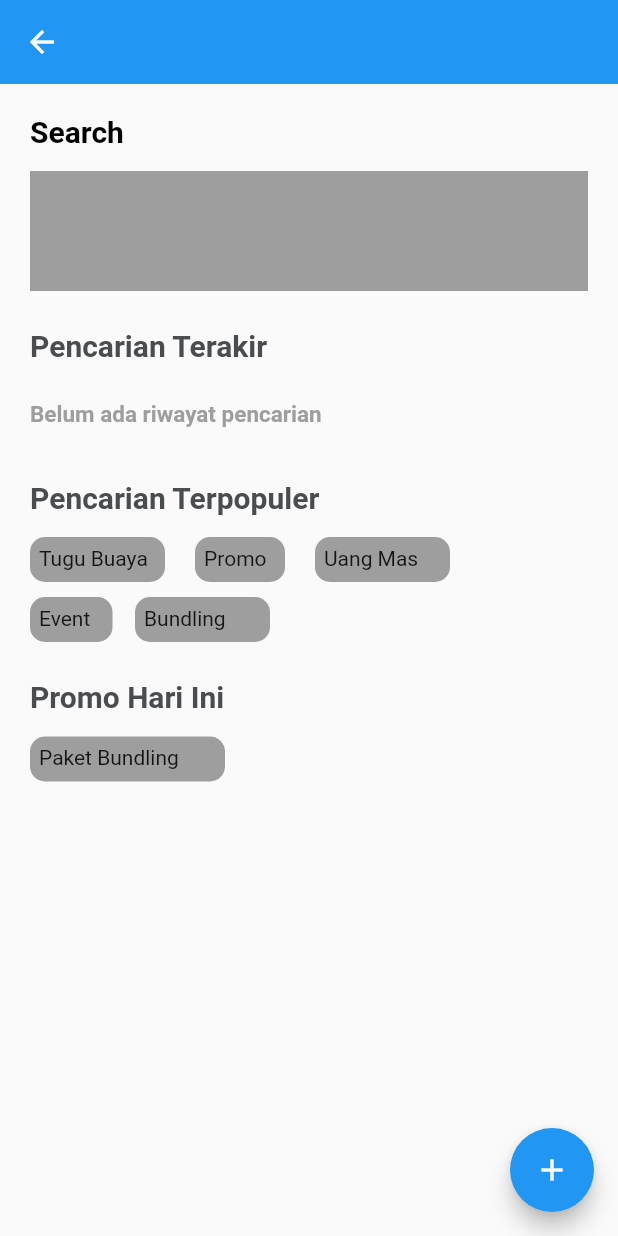
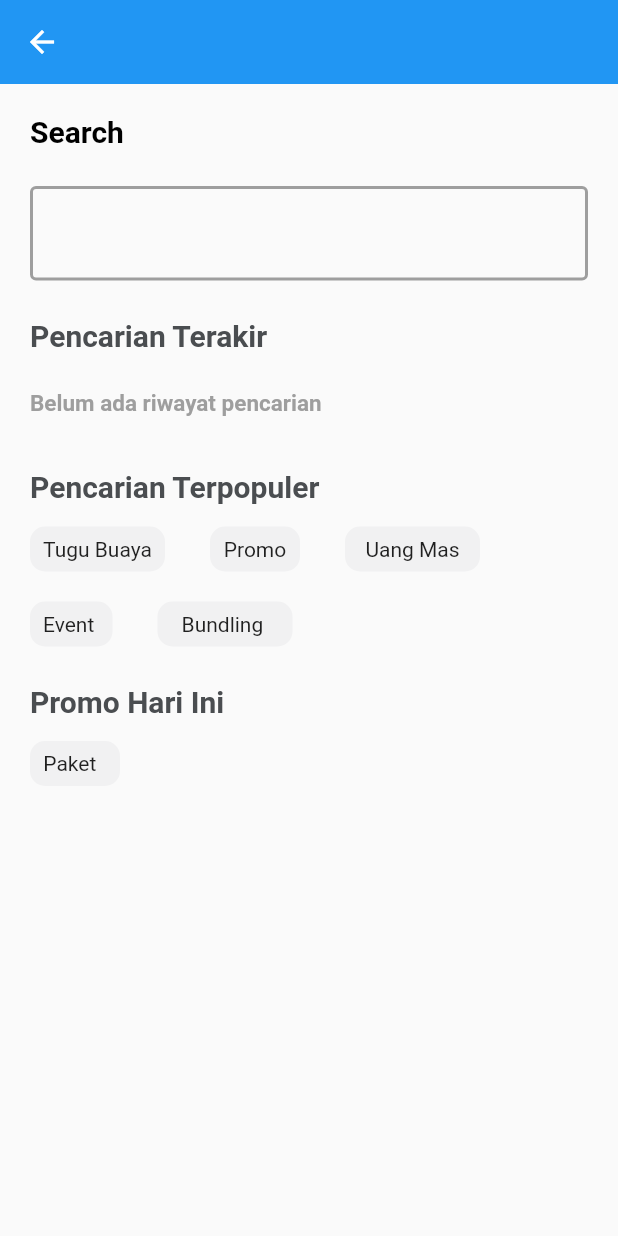
Before and after one commit to RonwasHere/new_lapis_legit, a Flutter app: the screen it shows after launch, after a tap on the "add" icon, on a phone screen of 412 x 824 dp. Run offline on Flutter 3.47's test engine with Material 2 defaults, Android fonts, the light colour scheme and no system bars.

Commit message:
feat = design udah hampir sama pdfnya

```diff
--- a/lib/notification.dart
+++ b/lib/notification.dart
@@ -14,7 +14,7 @@ class NotificationPage extends StatelessWidget {
         crossAxisAlignment: CrossAxisAlignment.start,
         children: [
           Padding(
-            padding: const EdgeInsets.only(left: 15, top: 10, bottom: 10),
+            padding: const EdgeInsets.only(left: 20, top: 28, bottom: 10),
             child: Text(
               'Kotak Masuk',
               style: TextStyle(
@@ -24,30 +24,56 @@ class NotificationPage extends StatelessWidget {
               ),
             ),
           ),
+          SizedBox(height: 20),
+          Divider(thickness: 1, color: Colors.grey),
           Expanded(
             child: ListView(
               children: [
-                ListTile(
+                Container(
+                  decoration: BoxDecoration(
+                    border: Border(
+                      // top: BorderSide(),
+                      bottom: BorderSide(color: Colors.grey),
+                    ),
+                  ),
+                  child: ListTile(
                     title: Text(
                       'Promo',
-                    style: TextStyle(fontSize: 15, color: Color(0xff4a4d50)),
+                      style: TextStyle(
+                        fontSize: 20,
+                        color: Color(0xff4a4d50),
+                        fontWeight: FontWeight.bold,
+                      ),
                     ),
                     subtitle: Text(
                       'Lihat semua promo disini',
-                    style: TextStyle(fontSize: 13, color: Colors.grey),
+                      style: TextStyle(fontSize: 15, color: Colors.grey),
                     ),
                     trailing: Icon(Icons.arrow_forward_ios),
                   ),
-                ListTile(
+                ),
+                Container(
+                  decoration: BoxDecoration(
+                    border: Border(
+                      // top: BorderSide(),
+                      bottom: BorderSide(color: Colors.grey),
+                    ),
+                  ),
+                  child: ListTile(
                     title: Text(
                       'Notifikasi',
-                    style: TextStyle(fontSize: 15, color: Color(0xff4a4d50)),
+                      style: TextStyle(
+                        fontSize: 20,
+                        color: Color(0xff4a4d50),
+                        fontWeight: FontWeight.bold,
+                      ),
                     ),
                     subtitle: Text(
                       'Lihat tagihan dan pengingat disini',
                       style: TextStyle(fontSize: 13, color: Colors.grey),
                     ),
                     trailing: Icon(Icons.arrow_forward_ios),
+                  ),
                 ),
               ],
             ),
--- a/lib/search.dart
+++ b/lib/search.dart
@@ -22,11 +22,26 @@ class SearchPage extends StatelessWidget {
                 color: Colors.black,
               ),
             ),
-            SizedBox(height: 15),
-            Container(
-              height: 80,
-              width: MediaQuery.of(context).size.width,
+            SizedBox(height: 25),
+            //search bar
+            TextFormField(
+              style: TextStyle(fontSize: 20),
+              decoration: InputDecoration(
+                fillColor: Colors.grey.shade600,
+                filled: false,
+                enabledBorder: OutlineInputBorder(
+                  borderSide: BorderSide(
+                    width: 2,
                     color: Colors.grey,
+                  ),
+                ),
+                focusedBorder: OutlineInputBorder(
+                  borderSide: BorderSide(
+                    width: 2,
+                    color: Colors.grey.shade500,
+                  ),
+                ),
+              ),
             ),
             SizedBox(height: 25),
             Text(
@@ -56,88 +71,95 @@ class SearchPage extends StatelessWidget {
               ),
             ),
             SizedBox(height: 15),
-            Row(
-              // mainAxisAlignment: MainAxisAlignment.spaceBetween,
+            SizedBox(
+              width: double.infinity,
+              child: Wrap(
+                alignment: WrapAlignment.start,
+                spacing: 30,
+                runSpacing: 20,
                 children: [
                   Container(
                     width: 90,
                     height: 30,
                     decoration: BoxDecoration(
                       borderRadius: BorderRadius.circular(10),
-                    color: Colors.grey,
+                      color: Color(0xfff1f1f2),
                     ),
                     child: Padding(
                       padding: const EdgeInsets.all(6.0),
+                      child: Center(
                         child: Text(
                           'Tugu Buaya',
                         ),
                       ),
                     ),
-                SizedBox(width: 20),
+                  ),
                   Container(
                     width: 60,
                     height: 30,
                     decoration: BoxDecoration(
                       borderRadius: BorderRadius.circular(10),
-                    color: Colors.grey,
+                      color: Color(0xfff1f1f2),
                     ),
                     child: Padding(
                       padding: const EdgeInsets.all(6.0),
+                      child: Center(
                         child: Text(
                           'Promo',
                         ),
                       ),
                     ),
-                SizedBox(width: 20),
+                  ),
                   Container(
                     width: 90,
                     height: 30,
                     decoration: BoxDecoration(
                       borderRadius: BorderRadius.circular(10),
-                    color: Colors.grey,
+                      color: Color(0xfff1f1f2),
                     ),
                     child: Padding(
                       padding: const EdgeInsets.all(6.0),
+                      child: Center(
                         child: Text(
                           'Uang Mas',
                         ),
                       ),
                     ),
-              ],
                   ),
-            SizedBox(height: 10),
-            Row(
-              children: [
                   Container(
                     width: 55,
                     height: 30,
                     decoration: BoxDecoration(
                       borderRadius: BorderRadius.circular(10),
-                    color: Colors.grey,
+                      color: Color(0xfff1f1f2),
                     ),
                     child: Padding(
                       padding: const EdgeInsets.all(6.0),
+                      child: Center(
                         child: Text(
                           'Event ',
                         ),
                       ),
                     ),
-                SizedBox(width: 15),
+                  ),
                   Container(
                     width: 90,
                     height: 30,
                     decoration: BoxDecoration(
                       borderRadius: BorderRadius.circular(10),
-                    color: Colors.grey,
+                      color: Color(0xfff1f1f2),
                     ),
                     child: Padding(
                       padding: const EdgeInsets.all(6.0),
+                      child: Center(
                         child: Text(
                           'Bundling ',
                         ),
                       ),
                     ),
+                  ),
                 ],
+              ),
             ),
             SizedBox(height: 25),
             Text(
@@ -149,32 +171,35 @@ class SearchPage extends StatelessWidget {
               ),
             ),
             SizedBox(height: 15),
-            Row(
+            SizedBox(
+              width: double.infinity,
+              child: Wrap(
+                alignment: WrapAlignment.start,
+                spacing: 30,
+                runSpacing: 20,
                 children: [
                   Container(
-                  width: 130,
+                    width: 60,
                     height: 30,
                     decoration: BoxDecoration(
                       borderRadius: BorderRadius.circular(10),
-                    color: Colors.grey,
+                      color: Color(0xfff1f1f2),
                     ),
                     child: Padding(
                       padding: const EdgeInsets.all(6.0),
+                      child: Center(
                         child: Text(
-                      'Paket Bundling ',
+                          'Paket  ',
+                        ),
                       ),
                     ),
                   ),
                 ],
               ),
+            ),
           ],
         ),
       ),
-      floatingActionButton: FloatingActionButton(
-          child: Icon(Icons.add),
-          onPressed: () {
-            Navigator.pushNamed(context, '/merchant');
-          }),
     );
   }
 }
```
Lines whose indentation alone changed are shown as unchanged.
